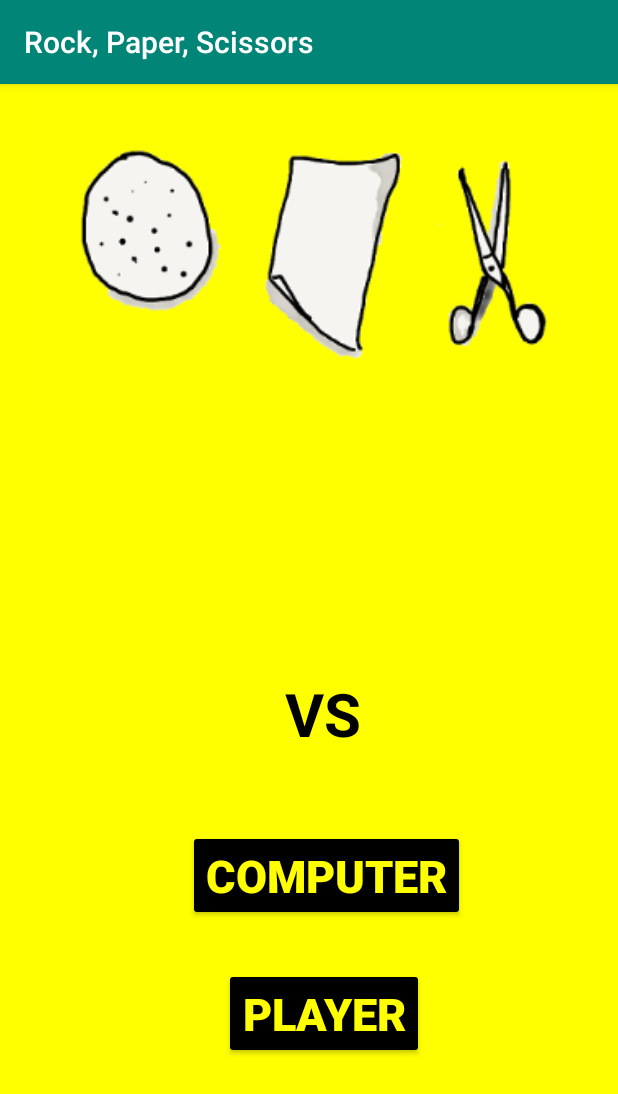
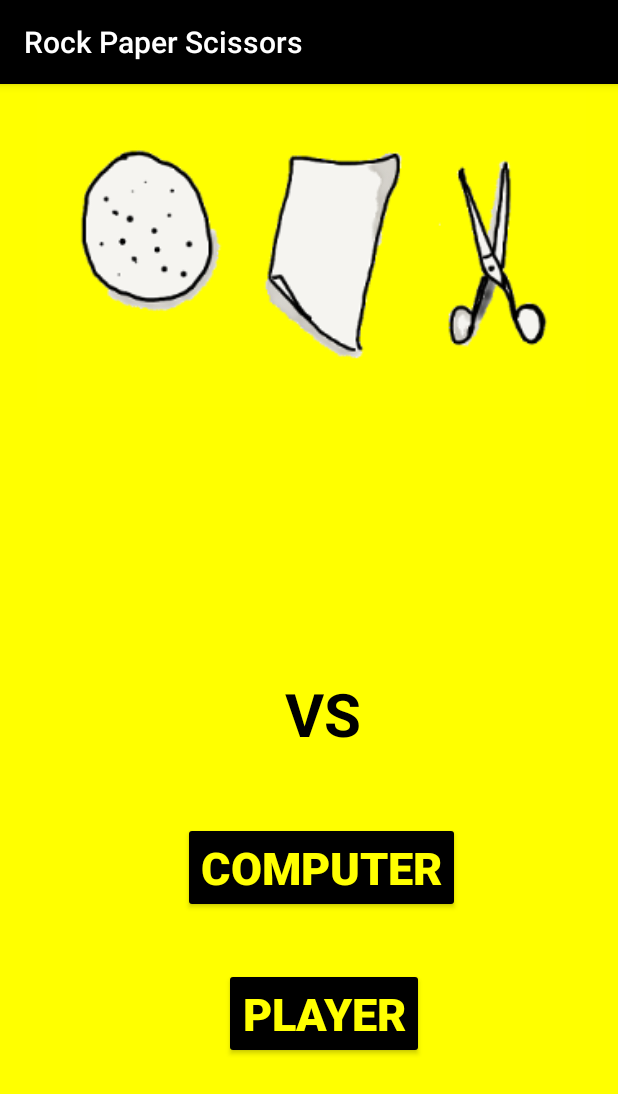
Before and after one commit to abirftw/RockPaperScissors, an Android app: the screen it shows after launch (MainActivity), on a phone screen of 412 x 824 dp. Shown: the top 1094 px of the screen. Run offline under Robolectric (Android 15) with nearby library versions, the phone set to English and light mode, and no system bars.

Commit message:
Small adjustments to the main screen

```diff
--- a/app/src/main/res/layout/main_activity.xml
+++ b/app/src/main/res/layout/main_activity.xml
@@ -34,8 +34,8 @@
         android:layout_height="wrap_content"
         android:layout_alignParentEnd="true"
         android:layout_alignParentBottom="true"
-        android:layout_marginEnd="102dp"
-        android:layout_marginBottom="210dp"
+        android:layout_marginEnd="105dp"
+        android:layout_marginBottom="215dp"
         android:text="@string/comp"
         android:textColor="@color/background"
         android:textSize="30sp"
--- a/app/src/main/res/values/colors.xml
+++ b/app/src/main/res/values/colors.xml
@@ -1,7 +1,7 @@
 <?xml version="1.0" encoding="utf-8"?>
 <resources>
-    <color name="colorPrimary">#008577</color>
-    <color name="colorPrimaryDark">#00574B</color>
+    <color name="colorPrimary">#000000</color>
+    <color name="colorPrimaryDark">#000012</color>
     <color name="colorAccent">#D81B60</color>
     <color name="background">#ffff00</color>
 </resources>
--- a/app/src/main/res/values/strings.xml
+++ b/app/src/main/res/values/strings.xml
@@ -1,5 +1,5 @@
 <resources>
-    <string name="app_name">Rock, Paper, Scissors</string>
+    <string name="app_name">Rock Paper Scissors</string>
     <string name="player">Player</string>
     <string name="comp">Computer</string>
     <string name="vs">VS</string>
```
